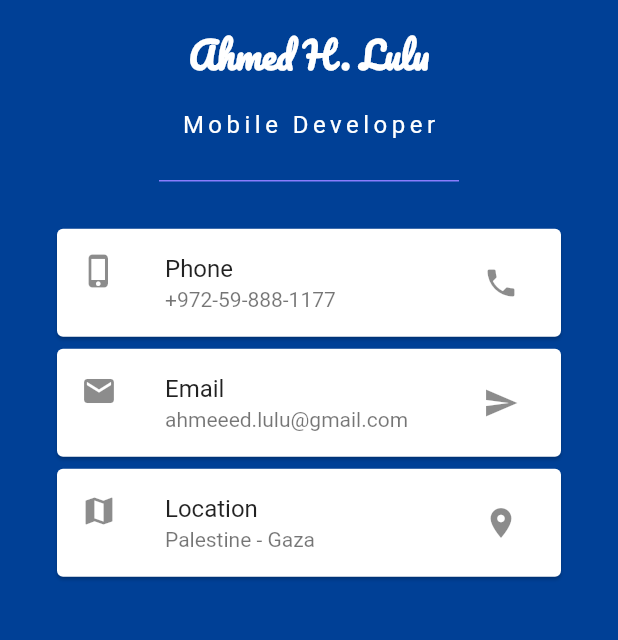
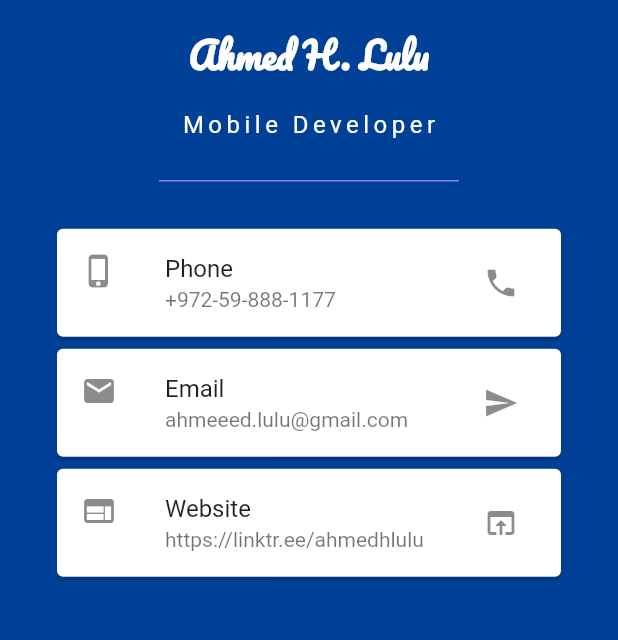
Before and after one commit to ahmedhlulu/bio_app_ahmedlulu, a Flutter app: the screen it shows after launch, on a phone screen of 412 x 824 dp, the part 447-1087 px from its top. Run offline on Flutter 3.47's test engine with Material 2 defaults, Android fonts, the phone set to English and light mode, and no system bars.

Commit message:
change name and icon

```diff
--- a/lib/home_screen/custom_card.dart
+++ b/lib/home_screen/custom_card.dart
@@ -1,4 +1,5 @@
 import 'package:flutter/material.dart';
+import 'package:url_launcher/url_launcher.dart';
 import 'custom_types.dart';
 
 class CustomCard extends StatefulWidget {
@@ -19,6 +20,7 @@ class _CustomCardState extends State<CustomCard> {
   late final String subtitle;
   late final IconData leading;
   late final IconData trailing;
+  late final Uri link;
 
   void createCustomText(){
     switch(widget.type){
@@ -27,18 +29,21 @@ class _CustomCardState extends State<CustomCard> {
         subtitle = "+972-59-888-1177";
         leading = Icons.phone_iphone;
         trailing = Icons.phone;
+        link = Uri.parse("tel:$subtitle");
         break;
       case Types.email:
         title = "Email";
         subtitle = "ahmeeed.lulu@gmail.com";
         leading = Icons.email;
         trailing = Icons.send;
+        link = Uri.parse("mailTo:$subtitle");
         break;
-      case Types.location:
-        title = "Location";
-        subtitle = "Palestine - Gaza";
-        leading = Icons.map;
-        trailing = Icons.location_on;
+      case Types.website:
+        title = "Website";
+        subtitle = "https://linktr.ee/ahmedhlulu";
+        leading = Icons.web;
+        trailing = Icons.open_in_browser;
+        link = Uri.parse(subtitle);
         break;
     }
   }
@@ -60,8 +65,10 @@ class _CustomCardState extends State<CustomCard> {
         leading: Icon(leading),
         title: Text(title),
         subtitle: Text(subtitle),
-        trailing: IconButton(onPressed: ()=> showSnackBar(), icon: Icon(trailing)),
+        trailing: IconButton(onPressed: ()=> launchUrl(link), icon: Icon(trailing)),
       ),
     );
   }
 }
+// For external browser we use =>
+// trailing: IconButton(onPressed: ()=> launchUrl(link,mode: LaunchMode.externalApplication), icon: Icon(trailing)),
--- a/lib/home_screen/custom_types.dart
+++ b/lib/home_screen/custom_types.dart
@@ -1,5 +1,5 @@
 enum Types {
   phone,
   email,
-  location
+  website
 }
--- a/lib/home_screen/home_screen.dart
+++ b/lib/home_screen/home_screen.dart
@@ -47,7 +47,7 @@ class HomeScreen extends StatelessWidget {
               children: [
                 CustomCard(Types.phone),
                 CustomCard(Types.email),
-                CustomCard(Types.location),
+                CustomCard(Types.website),
               ],
             ),
           )
--- a/lib/main.dart
+++ b/lib/main.dart
@@ -13,6 +13,7 @@ class MyApp extends StatelessWidget {
   @override
   Widget build(BuildContext context) {
     return MaterialApp(
+      debugShowCheckedModeBanner: false,
       initialRoute: '/launch_screen',
       routes: {
         '/launch_screen': (context) => const LaunchScreen(),
```
Also changed, not shown: pubspec.yaml (+7 -0 lines), images/logo-2.png (added), images/logo.png (added), pubspec.lock, 24 other files.
